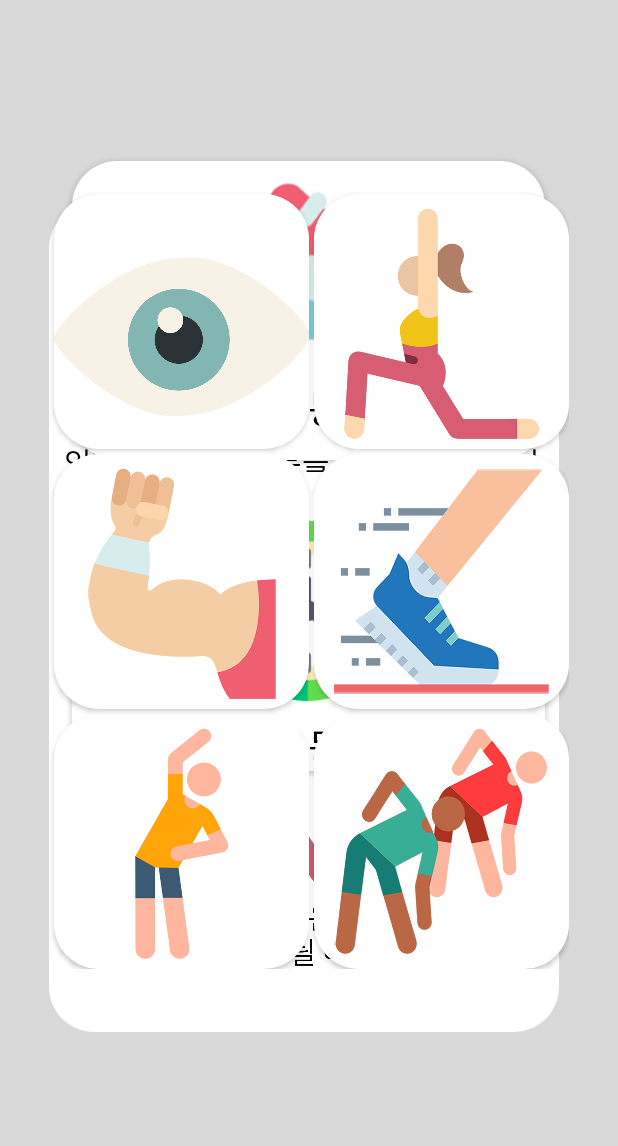
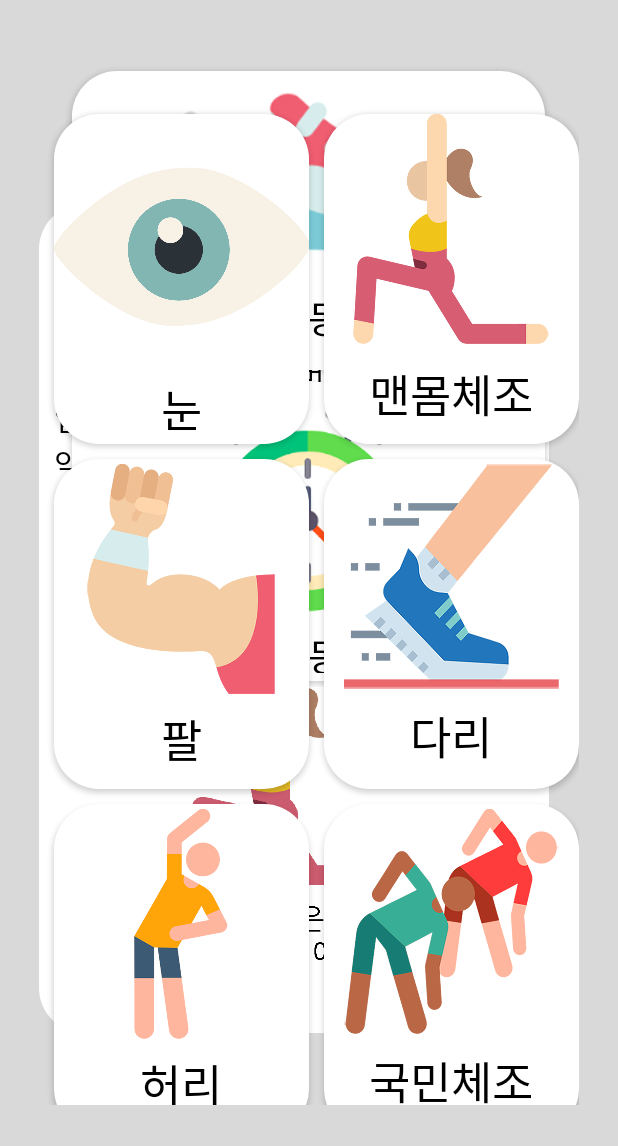
Before and after one commit to Se-Yeong712/Slivernow, an Android app: the screen it shows after launch (MainActivity), on a phone screen of 412 x 824 dp, the part 90-1236 px from its top. Run offline under Robolectric (Android 15) with nearby library versions, the phone set to English and light mode, and no system bars.

Commit message:
change layout

```diff
--- a/app/src/main/res/layout/activity_main.xml
+++ b/app/src/main/res/layout/activity_main.xml
@@ -107,19 +107,22 @@
                         android:src="@drawable/timeline"/>
                 </LinearLayout>
                 </ScrollView>
+            </LinearLayout>
 
-            </LinearLayout>
+
             //tab2
             <LinearLayout
                 android:id="@+id/tab2"
                 android:layout_width="match_parent"
                 android:layout_height="wrap_content"
                 android:orientation="vertical">
+
                 <LinearLayout
                     android:layout_width="match_parent"
                     android:layout_height="match_parent"
                     android:orientation="vertical"
                     android:layout_marginTop="5dp">
+
                     <Button
                         android:layout_gravity="center_horizontal"
                         android:id="@+id/b_current"
@@ -131,7 +134,9 @@
                         android:layout_margin="4dp"
                         android:text="나의 운동 현황"
                         android:textColor="#000000"
-                        android:textSize="25sp"/>
+                        android:textSize="25sp"
+                        />
+
                     <Button
                         android:id="@+id/b_alarm"
                         android:layout_gravity="center_horizontal"
@@ -146,18 +151,22 @@
                         android:textSize="25sp"/>
                 </LinearLayout>
             </LinearLayout>
+
+
             //tab3
             <LinearLayout
                 android:id="@+id/tab3"
                 android:layout_width="match_parent"
                 android:layout_height="wrap_content"
                 android:orientation="vertical">
+
                 <LinearLayout
                     android:layout_width="match_parent"
                     android:layout_height="wrap_content"
                     android:orientation="vertical"
                     android:layout_marginTop="18dp"
                     android:layout_marginBottom="30dp">
+
                     <ScrollView
                         android:layout_width="match_parent"
                         android:layout_height="match_parent"
@@ -173,14 +182,14 @@
                                 android:id="@+id/b_eye"
                                 android:layout_gravity="center_horizontal"
                                 android:layout_width="170dp"
-                                android:layout_height="170dp"
+                                android:layout_height="220dp"
                                 android:background="@drawable/tab3_btn"
                                 android:drawableTop="@drawable/eye"
-                                android:padding="10dp"
-                                android:layout_margin="3dp"
+                                android:padding="3dp"
+                                android:layout_margin="10dp"
                                 android:text="눈"
                                 android:textColor="#000000"
-                                android:textSize="30dp"
+                                android:textSize="30sp"
                                 app:layout_constraintTop_toTopOf="parent"
                                 app:layout_constraintLeft_toLeftOf="parent"
                                 />
@@ -189,14 +198,13 @@
                                 android:id="@+id/b_gym"
                                 android:layout_gravity="center_horizontal"
                                 android:layout_width="170dp"
-                                android:layout_height="170dp"
+                                android:layout_height="220dp"
                                 android:background="@drawable/tab3_btn"
                                 android:drawableTop="@drawable/yoga"
-                                android:padding="10dp"
-                                android:layout_margin="3dp"
+                                android:layout_margin="10dp"
                                 android:text="맨몸체조"
                                 android:textColor="#000000"
-                                android:textSize="30dp"
+                                android:textSize="30sp"
                                 app:layout_constraintTop_toTopOf="parent"
                                 app:layout_constraintLeft_toRightOf="@id/b_eye"
                                 />
@@ -205,14 +213,14 @@
                                 android:id="@+id/b_arm"
                                 android:layout_gravity="center_horizontal"
                                 android:layout_width="170dp"
-                                android:layout_height="170dp"
+                                android:layout_height="220dp"
                                 android:background="@drawable/tab3_btn"
                                 android:drawableTop="@drawable/muscle"
-                                android:padding="10dp"
-                                android:layout_margin="3dp"
+                                android:padding="3dp"
+                                android:layout_margin="10dp"
                                 android:text="팔"
                                 android:textColor="#000000"
-                                android:textSize="30dp"
+                                android:textSize="30sp"
                                 app:layout_constraintLeft_toLeftOf="parent"
                                 app:layout_constraintTop_toBottomOf="@id/b_eye"
                                 />
@@ -221,14 +229,14 @@
                                 android:id="@+id/b_leg"
                                 android:layout_gravity="center_horizontal"
                                 android:layout_width="170dp"
-                                android:layout_height="170dp"
+                                android:layout_height="220dp"
                                 android:background="@drawable/tab3_btn"
                                 android:drawableTop="@drawable/speed"
-                                android:padding="10dp"
-                                android:layout_margin="3dp"
+                                android:padding="3dp"
+                                android:layout_margin="10dp"
                                 android:text="다리"
                                 android:textColor="#000000"
-                                android:textSize="30dp"
+                                android:textSize="30sp"
                                 app:layout_constraintLeft_toRightOf="@id/b_arm"
                                 app:layout_constraintTop_toBottomOf="@id/b_gym"
                                 />
@@ -237,14 +245,14 @@
                                 android:id="@+id/b_waist"
                                 android:layout_gravity="center_horizontal"
                                 android:layout_width="170dp"
-                                android:layout_height="170dp"
+                                android:layout_height="220dp"
                                 android:background="@drawable/tab3_btn"
                                 android:drawableTop="@drawable/stretching"
-                                android:padding="10dp"
-                                android:layout_margin="3dp"
+                                android:padding="3dp"
+                                android:layout_margin="10dp"
                                 android:text="허리"
                                 android:textColor="#000000"
-                                android:textSize="30dp"
+                                android:textSize="30sp"
                                 app:layout_constraintTop_toBottomOf="@id/b_arm"
                                 app:layout_constraintLeft_toLeftOf="parent"
                                 />
@@ -253,20 +261,18 @@
                                 android:id="@+id/b_citizen"
                                 android:layout_gravity="center_horizontal"
                                 android:layout_width="170dp"
-                                android:layout_height="170dp"
+                                android:layout_height="220dp"
                                 android:background="@drawable/tab3_btn"
                                 android:drawableTop="@drawable/gymnastics"
-                                android:padding="10dp"
-                                android:layout_margin="3dp"
+                                android:padding="3dp"
+                                android:layout_margin="10dp"
                                 android:text="국민체조"
                                 android:textColor="#000000"
-                                android:textSize="30dp"
+                                android:textSize="30sp"
                                 app:layout_constraintTop_toBottomOf="@id/b_leg"
                                 app:layout_constraintLeft_toRightOf="@id/b_arm"
                                 />
-
                         </android.support.constraint.ConstraintLayout>
-
                     </ScrollView>
                 </LinearLayout>
             </LinearLayout>
```
